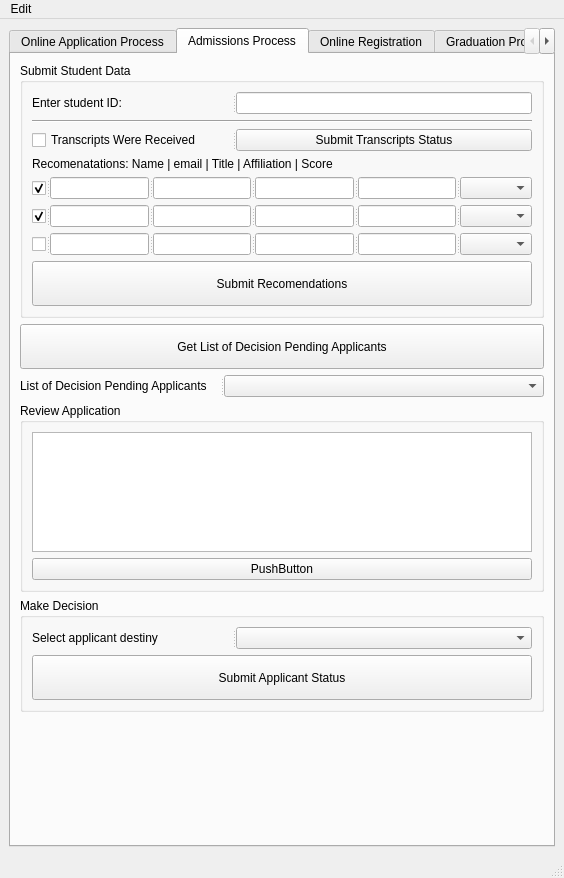
This is starrs/ui/ui_main.ui in kiryha/CIS556 as Qt 5 draws it before an edit. The edited form follows.
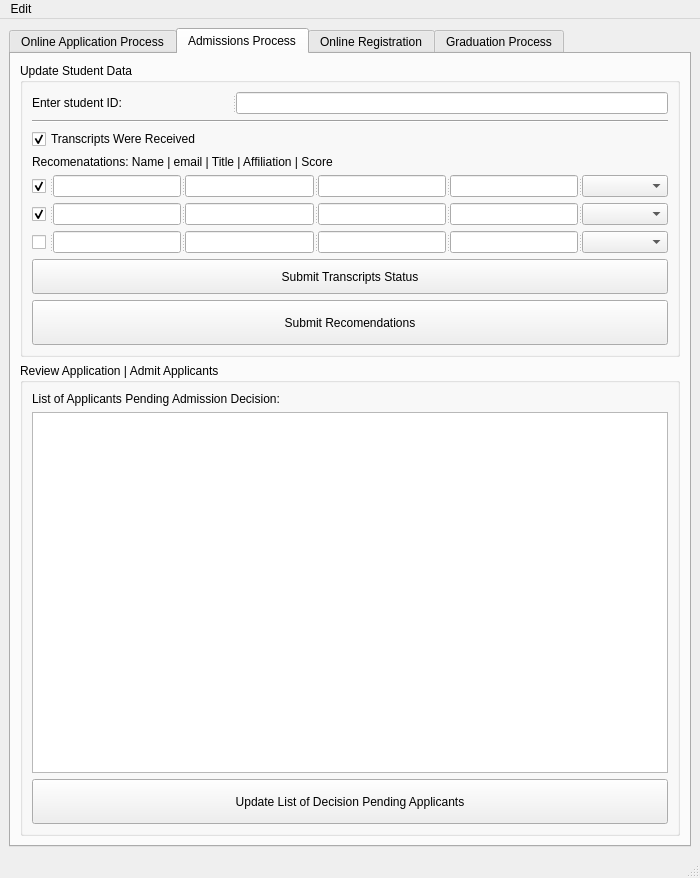
This is the edited form. The open tabs and pages were chosen to show the change.

Commit message: add admition table

```diff
--- a/starrs/ui/ui_main.ui
+++ b/starrs/ui/ui_main.ui
@@ -6,7 +6,7 @@
    <rect>
     <x>0</x>
     <y>0</y>
-    <width>564</width>
+    <width>700</width>
     <height>878</height>
    </rect>
   </property>
@@ -518,7 +518,7 @@
         <item>
          <widget class="QGroupBox" name="groupBox">
           <property name="title">
-           <string>Submit Student Data</string>
+           <string>Update Student Data</string>
           </property>
           <layout class="QVBoxLayout" name="verticalLayout_10">
            <item>
@@ -554,32 +554,25 @@
             </widget>
            </item>
            <item>
-            <widget class="QSplitter" name="splitter_13">
-             <property name="orientation">
-              <enum>Qt::Horizontal</enum>
+            <widget class="QCheckBox" name="chbTranscripts">
+             <property name="minimumSize">
+              <size>
+               <width>200</width>
+               <height>0</height>
+              </size>
              </property>
-             <widget class="QCheckBox" name="chbTranscripts">
-              <property name="minimumSize">
-               <size>
-                <width>200</width>
-                <height>0</height>
-               </size>
-              </property>
-              <property name="maximumSize">
-               <size>
-                <width>200</width>
-                <height>16777215</height>
-               </size>
-              </property>
-              <property name="text">
-               <string>Transcripts Were Received</string>
-              </property>
-             </widget>
-             <widget class="QPushButton" name="btnSetTranscripts">
-              <property name="text">
-               <string>Submit Transcripts Status</string>
-              </property>
-             </widget>
+             <property name="maximumSize">
+              <size>
+               <width>200</width>
+               <height>16777215</height>
+              </size>
+             </property>
+             <property name="text">
+              <string>Transcripts Were Received</string>
+             </property>
+             <property name="checked">
+              <bool>true</bool>
+             </property>
             </widget>
            </item>
            <item>
@@ -663,6 +656,19 @@
              <widget class="QComboBox" name="comRecomendationScore_3"/>
             </widget>
            </item>
+           <item>
+            <widget class="QPushButton" name="btnSetTranscripts">
+             <property name="minimumSize">
+              <size>
+               <width>0</width>
+               <height>35</height>
+              </size>
+             </property>
+             <property name="text">
+              <string>Submit Transcripts Status</string>
+             </property>
+            </widget>
+           </item>
            <item>
             <widget class="QPushButton" name="btnSetRecomendations">
              <property name="minimumSize">
@@ -679,103 +685,24 @@
           </layout>
          </widget>
         </item>
-        <item>
-         <widget class="QPushButton" name="btnGetPendingApplicants">
-          <property name="minimumSize">
-           <size>
-            <width>0</width>
-            <height>45</height>
-           </size>
-          </property>
-          <property name="text">
-           <string>Get List of Decision Pending Applicants</string>
-          </property>
-         </widget>
-        </item>
-        <item>
-         <widget class="QSplitter" name="splitter_26">
-          <property name="orientation">
-           <enum>Qt::Horizontal</enum>
-          </property>
-          <widget class="QLabel" name="label_27">
-           <property name="minimumSize">
-            <size>
-             <width>200</width>
-             <height>0</height>
-            </size>
-           </property>
-           <property name="maximumSize">
-            <size>
-             <width>200</width>
-             <height>16777215</height>
-            </size>
-           </property>
-           <property name="text">
-            <string>List of Decision Pending Applicants</string>
-           </property>
-          </widget>
-          <widget class="QComboBox" name="comPendingApplicants"/>
-         </widget>
-        </item>
         <item>
          <widget class="QGroupBox" name="groupBox_4">
           <property name="title">
-           <string>Review Application</string>
+           <string>Review Application | Admit Applicants</string>
           </property>
           <layout class="QVBoxLayout" name="verticalLayout_11">
            <item>
-            <widget class="QTableView" name="tabApplicantData">
-             <property name="maximumSize">
-              <size>
-               <width>16777215</width>
-               <height>120</height>
-              </size>
-             </property>
-            </widget>
-           </item>
-           <item>
-            <widget class="QPushButton" name="pushButton">
+            <widget class="QLabel" name="label_2">
              <property name="text">
-              <string>PushButton</string>
+              <string>List of Applicants Pending Admission Decision:</string>
              </property>
             </widget>
            </item>
-          </layout>
-         </widget>
-        </item>
-        <item>
-         <widget class="QGroupBox" name="groupBox_2">
-          <property name="title">
-           <string>Make Decision</string>
-          </property>
-          <layout class="QVBoxLayout" name="verticalLayout_8">
            <item>
-            <widget class="QSplitter" name="splitter_14">
-             <property name="orientation">
-              <enum>Qt::Horizontal</enum>
-             </property>
-             <widget class="QLabel" name="label_2">
-              <property name="minimumSize">
-               <size>
-                <width>200</width>
-                <height>0</height>
-               </size>
-              </property>
-              <property name="maximumSize">
-               <size>
-                <width>200</width>
-                <height>16777215</height>
-               </size>
-              </property>
-              <property name="text">
-               <string>Select applicant destiny</string>
-              </property>
-             </widget>
-             <widget class="QComboBox" name="comDescision"/>
-            </widget>
+            <widget class="QTableView" name="tabApplicantData"/>
            </item>
            <item>
-            <widget class="QPushButton" name="btnMadeDecision">
+            <widget class="QPushButton" name="btnUpdatePendingApplicants">
              <property name="minimumSize">
               <size>
                <width>0</width>
@@ -783,26 +710,13 @@
               </size>
              </property>
              <property name="text">
-              <string>Submit Applicant Status</string>
+              <string>Update List of Decision Pending Applicants</string>
              </property>
             </widget>
            </item>
           </layout>
          </widget>
         </item>
-        <item>
-         <spacer name="verticalSpacer_3">
-          <property name="orientation">
-           <enum>Qt::Vertical</enum>
-          </property>
-          <property name="sizeHint" stdset="0">
-           <size>
-            <width>20</width>
-            <height>40</height>
-           </size>
-          </property>
-         </spacer>
-        </item>
        </layout>
       </widget>
       <widget class="QWidget" name="tab_3">
@@ -824,7 +738,7 @@
     <rect>
      <x>0</x>
      <y>0</y>
-     <width>564</width>
+     <width>700</width>
      <height>21</height>
     </rect>
    </property>
```
The commit also changes 2 other files.
